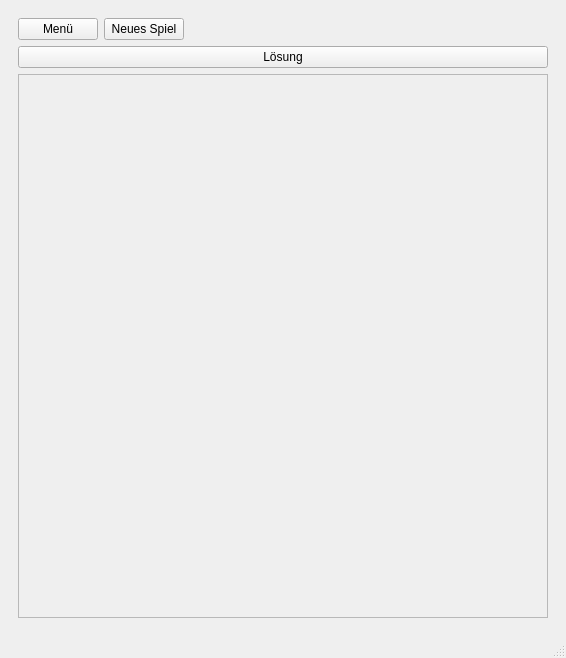
JannisBerndt/Mastermind, file mainwindow.ui: the form before one commit.
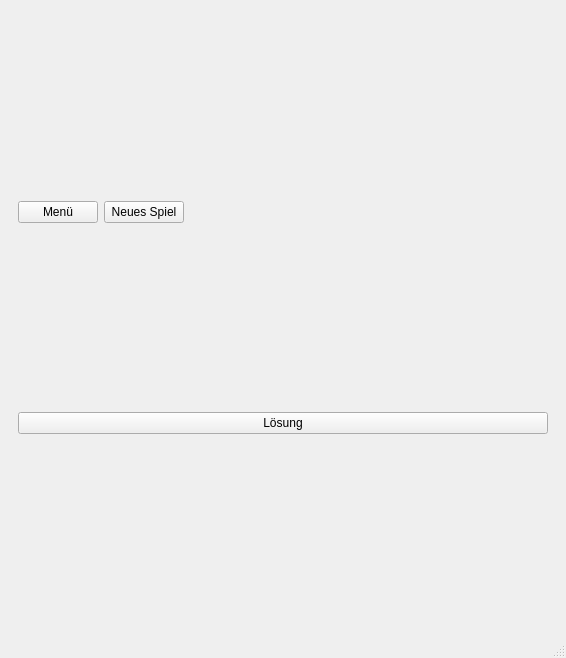
The form after the commit. The open tabs and pages were chosen to show the change.

Commit message: creating game class

The edit to the form file:
```diff
--- a/mainwindow.ui
+++ b/mainwindow.ui
@@ -81,39 +81,6 @@
           </property>
          </widget>
         </item>
-        <item>
-         <widget class="QScrollArea" name="scrollArea">
-          <property name="font">
-           <font>
-            <family>MS Shell Dlg 2</family>
-           </font>
-          </property>
-          <property name="styleSheet">
-           <string notr="true"/>
-          </property>
-          <property name="widgetResizable">
-           <bool>true</bool>
-          </property>
-          <widget class="QWidget" name="scrollAreaWidgetContents">
-           <property name="geometry">
-            <rect>
-             <x>0</x>
-             <y>0</y>
-             <width>528</width>
-             <height>511</height>
-            </rect>
-           </property>
-           <layout class="QHBoxLayout" name="horizontalLayout_4">
-            <item>
-             <layout class="QGridLayout" name="gridLayout"/>
-            </item>
-           </layout>
-          </widget>
-         </widget>
-        </item>
-        <item>
-         <layout class="QHBoxLayout" name="horizontalLayout_2"/>
-        </item>
        </layout>
       </widget>
      </widget>
```
Left out of the diff: 2 changed lines with no effect on the pictures. The commit also changes 5 other files.
